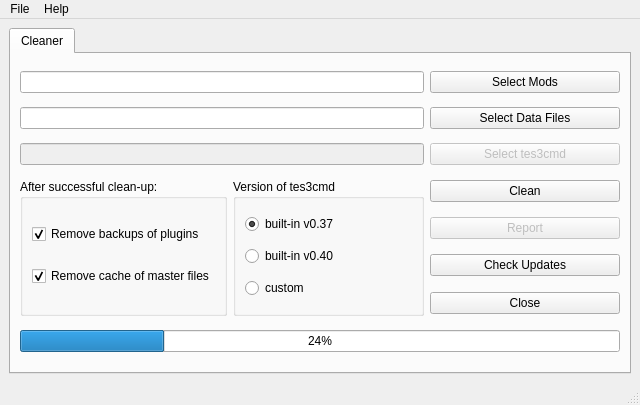
The window that moht/ui/qtgui.ui (emcek/modhelpertool) describes before a commit, drawn with Qt 5.
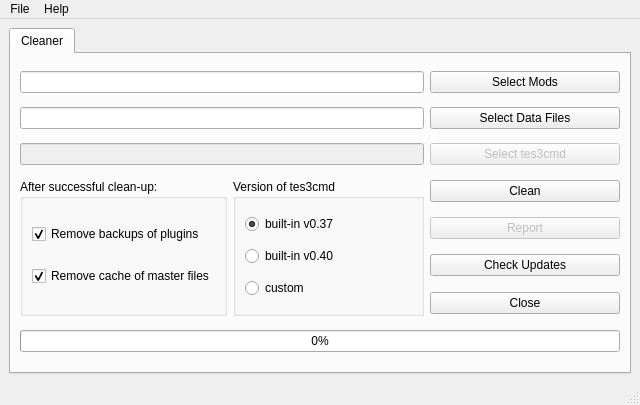
The same window after the commit. Icons and pictures are not drawn.

```diff
--- a/moht/ui/qtgui.ui
+++ b/moht/ui/qtgui.ui
@@ -183,7 +183,7 @@
         <item row="7" column="0" colspan="3">
          <widget class="QProgressBar" name="pbar_clean">
           <property name="value">
-           <number>24</number>
+           <number>0</number>
           </property>
          </widget>
         </item>
```
